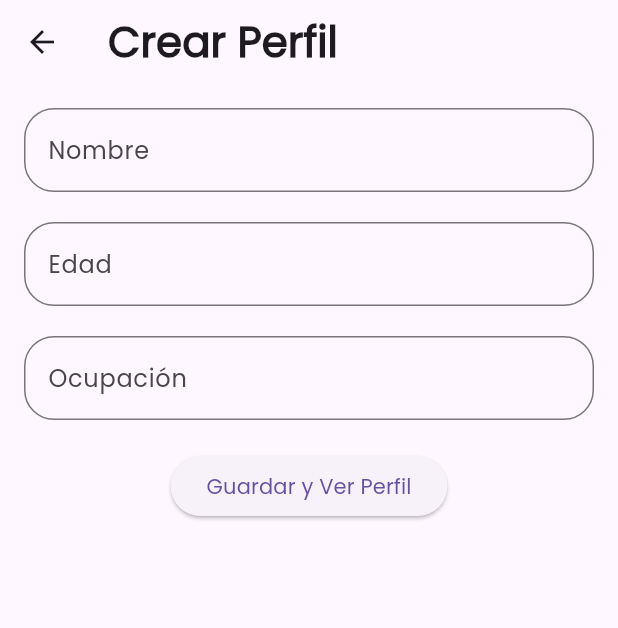
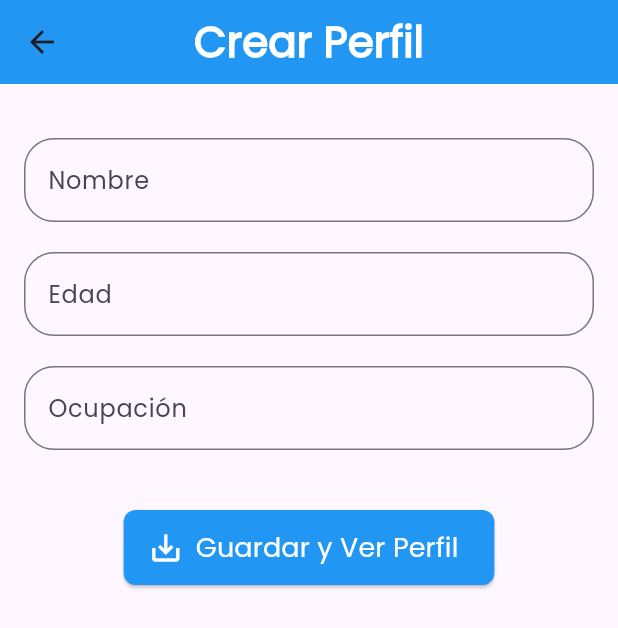
Before and after one commit to Luna-hashbrown/user_app, a Flutter app: the CreateProfileScreen screen opened by its route, on a phone screen of 412 x 824 dp. Shown: the top 628 px of the screen. Run offline on Flutter 3.47's test engine with Material 3 defaults, Android fonts, the phone set to English and light mode, and no system bars.

Commit message:
Arreglar diseño para la vista de creacion de perfil

```diff
--- a/lib/presentation/screens/create_profile_view/create_profile_view.dart
+++ b/lib/presentation/screens/create_profile_view/create_profile_view.dart
@@ -19,13 +19,22 @@ class _CreateProfileScreenState extends State<CreateProfileScreen> {
   Widget build(BuildContext context) {
     return Scaffold(
       appBar: AppBar(
-        title: const Text("Crear Perfil", style: TextStyle(fontSize: 28, fontWeight: FontWeight.w900),
+        title: const Text(
+          "Crear Perfil",
+          style: TextStyle(
+            fontSize: 28,
+            fontWeight: FontWeight.w900,
+            color: Colors.white,
           ),
+        ),
+        centerTitle: true,
+        backgroundColor: Colors.blue,
       ),
       body: Padding(
         padding: const EdgeInsets.all(16.0),
         child: Column(
           children: [
+            const SizedBox(height: 20,),
             CustomTextField(
               controller: nameController,
               labelText: 'Nombre',
@@ -41,8 +50,8 @@ class _CreateProfileScreenState extends State<CreateProfileScreen> {
               controller: occupationController,
               labelText: 'Ocupación',
             ),
-            const SizedBox(height: 20),
-            ElevatedButton(
+            const SizedBox(height: 40),
+            ElevatedButton.icon(
               onPressed: () {
                 String name = nameController.text.trim();
                 String age = ageController.text.trim();
@@ -65,7 +74,16 @@ class _CreateProfileScreenState extends State<CreateProfileScreen> {
                   );
                 }
               },
-              child: const Text('Guardar y Ver Perfil'),
+              icon: Icon(Icons.save_alt, size: 24),
+              label: Text('Guardar y Ver Perfil', style: TextStyle(fontSize: 18)),
+              style: ElevatedButton.styleFrom(
+                backgroundColor: Colors.blue,
+                foregroundColor: Colors.white,
+                minimumSize: Size(150, 50),
+                shape: RoundedRectangleBorder(
+                  borderRadius: BorderRadius.circular(8),
+                ),
+              )
             ),
           ],
         ),
```
